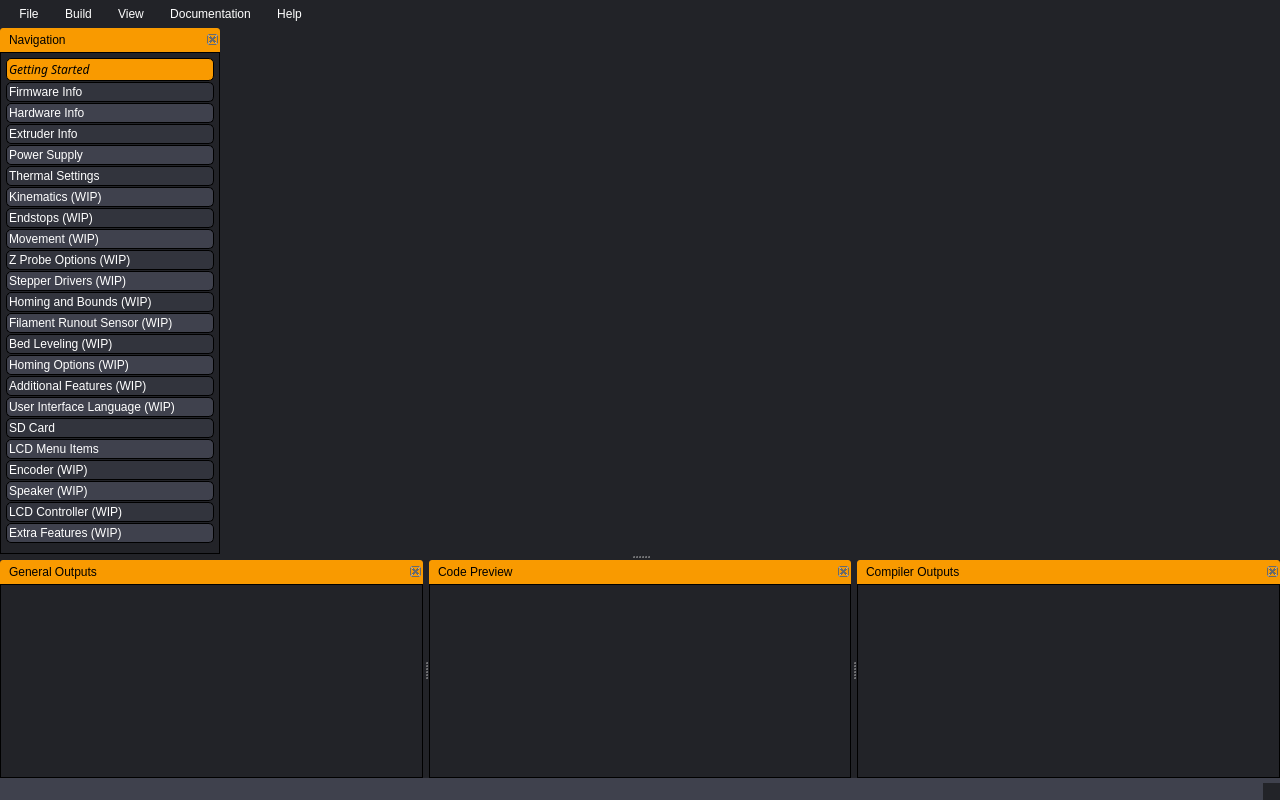
SimonBuxx/iloop-marlin-configurator, file gui/MainWindow.ui: the form before one commit.
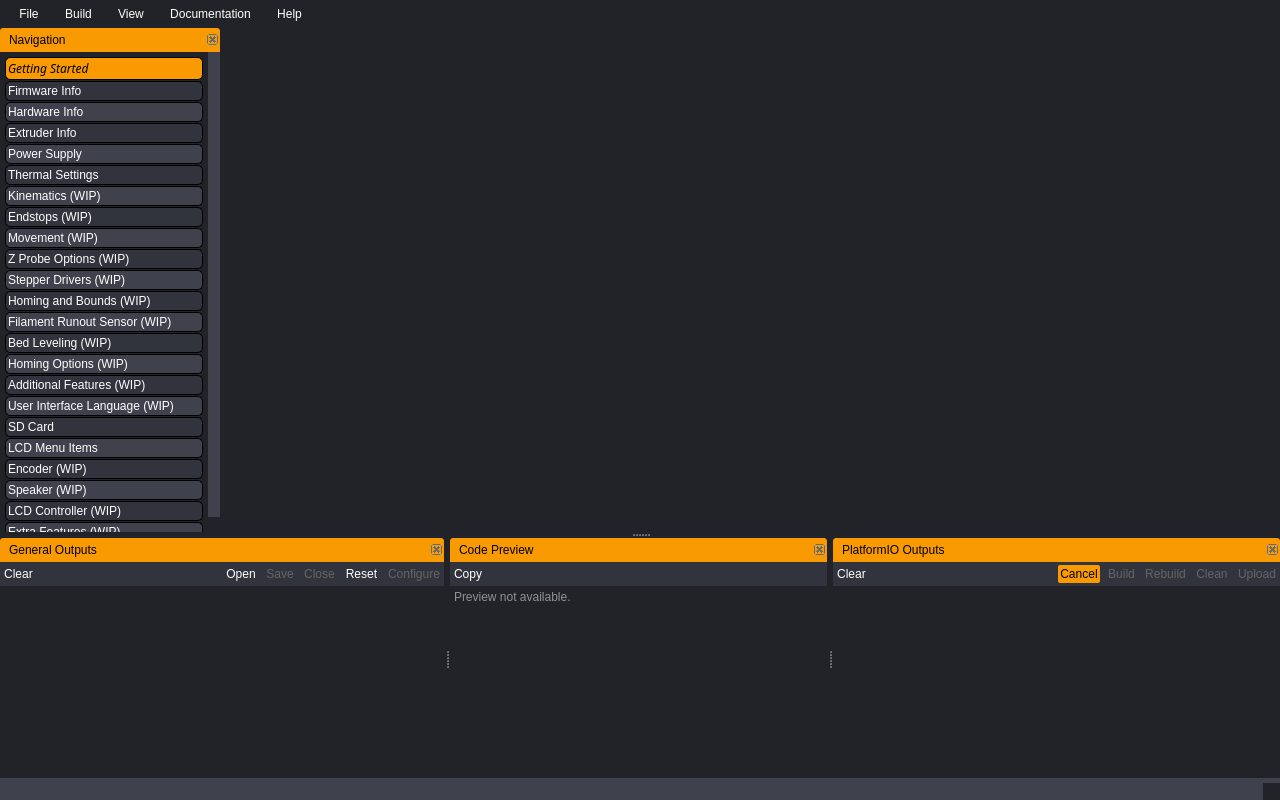
The form after the commit. Icons and pictures are not drawn. Custom widgets are drawn as their Qt base class.

```diff
--- a/gui/MainWindow.ui
+++ b/gui/MainWindow.ui
@@ -1915,7 +1915,7 @@
                    <x>0</x>
                    <y>0</y>
                    <width>1059</width>
-                   <height>528</height>
+                   <height>506</height>
                   </rect>
                  </property>
                  <layout class="QGridLayout" name="gridLayout_46">
@@ -2042,7 +2042,7 @@
    </property>
    <property name="styleSheet">
     <string notr="true">QScrollArea {
-	border: 1px solid black;
+	border: none;
 }</string>
    </property>
    <property name="features">
@@ -2133,7 +2133,7 @@
          <rect>
           <x>0</x>
           <y>0</y>
-          <width>206</width>
+          <width>208</width>
           <height>631</height>
          </rect>
         </property>
@@ -2796,7 +2796,7 @@
    </property>
    <property name="styleSheet">
     <string notr="true">QScrollArea {
-	border: 1px solid black;
+	border: none;
 }</string>
    </property>
    <property name="features">
@@ -2847,11 +2847,14 @@
          <rect>
           <x>0</x>
           <y>0</y>
-          <width>424</width>
-          <height>192</height>
+          <width>438</width>
+          <height>216</height>
          </rect>
         </property>
-        <layout class="QGridLayout" name="gridLayout_17">
+        <property name="styleSheet">
+         <string notr="true"/>
+        </property>
+        <layout class="QGridLayout" name="gridLayout_17" rowstretch="0,1">
          <property name="leftMargin">
           <number>0</number>
          </property>
@@ -2864,7 +2867,10 @@
          <property name="bottomMargin">
           <number>0</number>
          </property>
-         <item row="0" column="0">
+         <property name="spacing">
+          <number>0</number>
+         </property>
+         <item row="1" column="1">
           <widget class="QTextBrowser" name="uLogConsole">
            <property name="sizePolicy">
             <sizepolicy hsizetype="Expanding" vsizetype="Ignored">
@@ -2876,7 +2882,6 @@
             <string notr="true">QTextBrowser {
 	font-family: &quot;Source Code Pro&quot;;
     selection-background-color: rgb(63, 65, 77);
-	padding: 5px;
 }
 </string>
            </property>
@@ -2894,10 +2899,167 @@
 li.unchecked::marker { content: &quot;\2610&quot;; }
 li.checked::marker { content: &quot;\2612&quot;; }
 &lt;/style&gt;&lt;/head&gt;&lt;body style=&quot; font-family:'Source Code Pro'; font-size:9pt; font-weight:400; font-style:normal;&quot;&gt;
-&lt;p style=&quot;-qt-paragraph-type:empty; margin-top:0px; margin-bottom:0px; margin-left:0px; margin-right:0px; -qt-block-indent:0; text-indent:0px; font-family:'Segoe UI';&quot;&gt;&lt;br /&gt;&lt;/p&gt;&lt;/body&gt;&lt;/html&gt;</string>
+&lt;p style=&quot;-qt-paragraph-type:empty; margin-top:0px; margin-bottom:0px; margin-left:0px; margin-right:0px; -qt-block-indent:0; text-indent:0px;&quot;&gt;&lt;br /&gt;&lt;/p&gt;&lt;/body&gt;&lt;/html&gt;</string>
            </property>
           </widget>
          </item>
+         <item row="0" column="0" colspan="2">
+          <widget class="QWidget" name="widget_2" native="true">
+           <property name="styleSheet">
+            <string notr="true">QWidget {
+	background: rgb(50, 52, 61);
+}
+
+QPushButton {
+	background: rgb(50, 52, 61);
+	color: white;
+	padding: 2px;
+    border-radius: 2px;
+}
+
+QPushButton::hover {
+	  background: rgb(63, 65, 77);
+}
+
+QPushButton::pressed {
+	  background: rgb(75, 77, 91);
+}
+
+QPushButton::disabled {
+	  color: rgb(100, 100, 100);
+}</string>
+           </property>
+           <layout class="QGridLayout" name="gridLayout_58">
+            <property name="leftMargin">
+             <number>2</number>
+            </property>
+            <property name="topMargin">
+             <number>2</number>
+            </property>
+            <property name="rightMargin">
+             <number>2</number>
+            </property>
+            <property name="bottomMargin">
+             <number>2</number>
+            </property>
+            <property name="horizontalSpacing">
+             <number>6</number>
+            </property>
+            <property name="verticalSpacing">
+             <number>0</number>
+            </property>
+            <item row="0" column="2">
+             <widget class="QPushButton" name="uOpenWorkspaceButton">
+              <property name="toolTip">
+               <string>Open Workspace [Ctrl+O]</string>
+              </property>
+              <property name="text">
+               <string>Open</string>
+              </property>
+              <property name="icon">
+               <iconset resource="../resources/resources.qrc">
+                <normaloff>:/file_open_FILL0_wght100_GRAD0_opsz20.svg</normaloff>:/file_open_FILL0_wght100_GRAD0_opsz20.svg</iconset>
+              </property>
+             </widget>
+            </item>
+            <item row="0" column="3">
+             <widget class="QPushButton" name="uSaveWorkspaceButton">
+              <property name="enabled">
+               <bool>false</bool>
+              </property>
+              <property name="toolTip">
+               <string>Save Workspace [Ctrl+S]</string>
+              </property>
+              <property name="text">
+               <string>Save</string>
+              </property>
+              <property name="icon">
+               <iconset resource="../resources/resources.qrc">
+                <normaloff>:/save_FILL0_wght100_GRAD0_opsz20.svg</normaloff>:/save_FILL0_wght100_GRAD0_opsz20.svg</iconset>
+              </property>
+             </widget>
+            </item>
+            <item row="0" column="6">
+             <widget class="QPushButton" name="uConfigureButton">
+              <property name="enabled">
+               <bool>false</bool>
+              </property>
+              <property name="toolTip">
+               <string>Configure [F5]</string>
+              </property>
+              <property name="text">
+               <string>Configure</string>
+              </property>
+              <property name="icon">
+               <iconset resource="../resources/resources.qrc">
+                <normaloff>:/settings_suggest_FILL0_wght100_GRAD0_opsz20.svg</normaloff>:/settings_suggest_FILL0_wght100_GRAD0_opsz20.svg</iconset>
+              </property>
+             </widget>
+            </item>
+            <item row="0" column="5">
+             <widget class="QPushButton" name="uResetConfigurationButton">
+              <property name="enabled">
+               <bool>true</bool>
+              </property>
+              <property name="toolTip">
+               <string>Reset Configuration</string>
+              </property>
+              <property name="text">
+               <string>Reset</string>
+              </property>
+              <property name="icon">
+               <iconset resource="../resources/resources.qrc">
+                <normaloff>:/restart_alt_FILL0_wght100_GRAD0_opsz20.svg</normaloff>:/restart_alt_FILL0_wght100_GRAD0_opsz20.svg</iconset>
+              </property>
+             </widget>
+            </item>
+            <item row="0" column="1">
+             <spacer name="horizontalSpacer_2">
+              <property name="orientation">
+               <enum>Qt::Horizontal</enum>
+              </property>
+              <property name="sizeHint" stdset="0">
+               <size>
+                <width>40</width>
+                <height>20</height>
+               </size>
+              </property>
+             </spacer>
+            </item>
+            <item row="0" column="4">
+             <widget class="QPushButton" name="uCloseWorkspaceButton">
+              <property name="enabled">
+               <bool>false</bool>
+              </property>
+              <property name="toolTip">
+               <string>Close Workspace</string>
+              </property>
+              <property name="text">
+               <string>Close</string>
+              </property>
+              <property name="icon">
+               <iconset resource="../resources/resources.qrc">
+                <normaloff>:/close_FILL0_wght100_GRAD0_opsz20_white.svg</normaloff>:/close_FILL0_wght100_GRAD0_opsz20_white.svg</iconset>
+              </property>
+             </widget>
+            </item>
+            <item row="0" column="0">
+             <widget class="QPushButton" name="uClearGeneralOutputsButton">
+              <property name="toolTip">
+               <string>Clear Console</string>
+              </property>
+              <property name="text">
+               <string>Clear</string>
+              </property>
+              <property name="icon">
+               <iconset resource="../resources/resources.qrc">
+                <normaloff>:/mop_FILL0_wght100_GRAD0_opsz20.svg</normaloff>:/mop_FILL0_wght100_GRAD0_opsz20.svg</iconset>
+              </property>
+             </widget>
+            </item>
+           </layout>
+          </widget>
+         </item>
         </layout>
        </widget>
       </widget>
@@ -2918,7 +3080,7 @@
    </property>
    <property name="styleSheet">
     <string notr="true">QScrollArea {
-	border: 1px solid black;
+	border: none;
 }</string>
    </property>
    <property name="features">
@@ -2969,11 +3131,11 @@
          <rect>
           <x>0</x>
           <y>0</y>
-          <width>424</width>
-          <height>192</height>
+          <width>388</width>
+          <height>216</height>
          </rect>
         </property>
-        <layout class="QGridLayout" name="gridLayout_18">
+        <layout class="QGridLayout" name="gridLayout_18" rowstretch="0,1">
          <property name="leftMargin">
           <number>0</number>
          </property>
@@ -2986,7 +3148,10 @@
          <property name="bottomMargin">
           <number>0</number>
          </property>
-         <item row="0" column="0">
+         <property name="spacing">
+          <number>0</number>
+         </property>
+         <item row="1" column="0">
           <widget class="QTextEdit" name="uPreviewEdit">
            <property name="sizePolicy">
             <sizepolicy hsizetype="Expanding" vsizetype="Expanding">
@@ -2994,12 +3159,237 @@
              <verstretch>0</verstretch>
             </sizepolicy>
            </property>
+           <property name="palette">
+            <palette>
+             <active>
+              <colorrole role="WindowText">
+               <brush brushstyle="SolidPattern">
+                <color alpha="255">
+                 <red>255</red>
+                 <green>255</green>
+                 <blue>255</blue>
+                </color>
+               </brush>
+              </colorrole>
+              <colorrole role="Button">
+               <brush brushstyle="SolidPattern">
+                <color alpha="255">
+                 <red>34</red>
+                 <green>35</green>
+                 <blue>40</blue>
+                </color>
+               </brush>
+              </colorrole>
+              <colorrole role="Text">
+               <brush brushstyle="SolidPattern">
+                <color alpha="255">
+                 <red>255</red>
+                 <green>255</green>
+                 <blue>255</blue>
+                </color>
+               </brush>
+              </colorrole>
+              <colorrole role="ButtonText">
+               <brush brushstyle="SolidPattern">
+                <color alpha="255">
+                 <red>255</red>
+                 <green>255</green>
+                 <blue>255</blue>
+                </color>
+               </brush>
+              </colorrole>
+              <colorrole role="Base">
+               <brush brushstyle="SolidPattern">
+                <color alpha="255">
+                 <red>34</red>
+                 <green>35</green>
+                 <blue>40</blue>
+                </color>
+               </brush>
+              </colorrole>
+              <colorrole role="Window">
+               <brush brushstyle="SolidPattern">
+                <color alpha="255">
+                 <red>34</red>
+                 <green>35</green>
+                 <blue>40</blue>
+                </color>
+               </brush>
+              </colorrole>
+              <colorrole role="Highlight">
+               <brush brushstyle="SolidPattern">
+                <color alpha="255">
+                 <red>63</red>
+                 <green>65</green>
+                 <blue>77</blue>
+                </color>
+               </brush>
+              </colorrole>
+              <colorrole role="PlaceholderText">
+               <brush brushstyle="SolidPattern">
+                <color alpha="128">
+                 <red>255</red>
+                 <green>255</green>
+                 <blue>255</blue>
+                </color>
+               </brush>
+              </colorrole>
+             </active>
+             <inactive>
+              <colorrole role="WindowText">
+               <brush brushstyle="SolidPattern">
+                <color alpha="255">
+                 <red>255</red>
+                 <green>255</green>
+                 <blue>255</blue>
+                </color>
+               </brush>
+              </colorrole>
+              <colorrole role="Button">
+               <brush brushstyle="SolidPattern">
+                <color alpha="255">
+                 <red>34</red>
+                 <green>35</green>
+                 <blue>40</blue>
+                </color>
+               </brush>
+              </colorrole>
+              <colorrole role="Text">
+               <brush brushstyle="SolidPattern">
+                <color alpha="255">
+                 <red>255</red>
+                 <green>255</green>
+                 <blue>255</blue>
+                </color>
+               </brush>
+              </colorrole>
+              <colorrole role="ButtonText">
+               <brush brushstyle="SolidPattern">
+                <color alpha="255">
+                 <red>255</red>
+                 <green>255</green>
+                 <blue>255</blue>
+                </color>
+               </brush>
+              </colorrole>
+              <colorrole role="Base">
+               <brush brushstyle="SolidPattern">
+                <color alpha="255">
+                 <red>34</red>
+                 <green>35</green>
+                 <blue>40</blue>
+                </color>
+               </brush>
+              </colorrole>
+              <colorrole role="Window">
+               <brush brushstyle="SolidPattern">
+                <color alpha="255">
+                 <red>34</red>
+                 <green>35</green>
+                 <blue>40</blue>
+                </color>
+               </brush>
+              </colorrole>
+              <colorrole role="Highlight">
+               <brush brushstyle="SolidPattern">
+                <color alpha="255">
+                 <red>63</red>
+                 <green>65</green>
+                 <blue>77</blue>
+                </color>
+               </brush>
+              </colorrole>
+              <colorrole role="PlaceholderText">
+               <brush brushstyle="SolidPattern">
+                <color alpha="128">
+                 <red>255</red>
+                 <green>255</green>
+                 <blue>255</blue>
+                </color>
+               </brush>
+              </colorrole>
+             </inactive>
+             <disabled>
+              <colorrole role="WindowText">
+               <brush brushstyle="SolidPattern">
+                <color alpha="255">
+                 <red>255</red>
+                 <green>255</green>
+                 <blue>255</blue>
+                </color>
+               </brush>
+              </colorrole>
+              <colorrole role="Button">
+               <brush brushstyle="SolidPattern">
+                <color alpha="255">
+                 <red>34</red>
+                 <green>35</green>
+                 <blue>40</blue>
+                </color>
+               </brush>
+              </colorrole>
+              <colorrole role="Text">
+               <brush brushstyle="SolidPattern">
+                <color alpha="255">
+                 <red>255</red>
+                 <green>255</green>
+                 <blue>255</blue>
+                </color>
+               </brush>
+              </colorrole>
+              <colorrole role="ButtonText">
+               <brush brushstyle="SolidPattern">
+                <color alpha="255">
+                 <red>255</red>
+                 <green>255</green>
+                 <blue>255</blue>
+                </color>
+               </brush>
+              </colorrole>
+              <colorrole role="Base">
+               <brush brushstyle="SolidPattern">
+                <color alpha="255">
+                 <red>34</red>
+                 <green>35</green>
+                 <blue>40</blue>
+                </color>
+               </brush>
+              </colorrole>
+              <colorrole role="Window">
+               <brush brushstyle="SolidPattern">
+                <color alpha="255">
+                 <red>34</red>
+                 <green>35</green>
+                 <blue>40</blue>
+                </color>
+               </brush>
+              </colorrole>
+              <colorrole role="Highlight">
+               <brush brushstyle="SolidPattern">
+                <color alpha="255">
+                 <red>63</red>
+                 <green>65</green>
+                 <blue>77</blue>
+                </color>
+               </brush>
+              </colorrole>
+              <colorrole role="PlaceholderText">
+               <brush brushstyle="SolidPattern">
+                <color alpha="128">
+                 <red>255</red>
+                 <green>255</green>
+                 <blue>255</blue>
+                </color>
+               </brush>
+              </colorrole>
+             </disabled>
+            </palette>
+           </property>
            <property name="styleSheet">
             <string notr="true">QTextEdit {
 	font-family: &quot;Source Code Pro&quot;;
-	color: white;
     selection-background-color: rgb(63, 65, 77);
-	padding: 5px;
+	color: white;
 }</string>
            </property>
            <property name="frameShape">
@@ -3011,6 +3401,78 @@
            <property name="readOnly">
             <bool>true</bool>
            </property>
+           <property name="placeholderText">
+            <string>Preview not available.</string>
+           </property>
+          </widget>
+         </item>
+         <item row="0" column="0">
+          <widget class="QWidget" name="widget_3" native="true">
+           <property name="styleSheet">
+            <string notr="true">QWidget {
+	background: rgb(50, 52, 61);
+}
+
+QPushButton {
+	background: rgb(50, 52, 61);
+	color: white;
+	padding: 2px;
+    border-radius: 2px;
+}
+
+QPushButton::hover {
+	  background: rgb(63, 65, 77);
+}
+
+QPushButton::pressed {
+	  background: rgb(75, 77, 91);
+}
+
+QPushButton::disabled {
+	  color: rgb(100, 100, 100);
+}</string>
+           </property>
+           <layout class="QGridLayout" name="gridLayout_59">
+            <property name="leftMargin">
+             <number>2</number>
+            </property>
+            <property name="topMargin">
+             <number>2</number>
+            </property>
+            <property name="rightMargin">
+             <number>2</number>
+            </property>
+            <property name="bottomMargin">
+             <number>2</number>
+            </property>
+            <item row="1" column="1">
+             <spacer name="horizontalSpacer_3">
+              <property name="orientation">
+               <enum>Qt::Horizontal</enum>
+              </property>
+              <property name="sizeHint" stdset="0">
+               <size>
+                <width>40</width>
+                <height>20</height>
+               </size>
+              </property>
+             </spacer>
+            </item>
+            <item row="1" column="0">
+             <widget class="QPushButton" name="uCopyCodePreviewButton">
+              <property name="toolTip">
+               <string>Copy To Clipboard</string>
+              </property>
+              <property name="text">
+               <string>Copy</string>
+              </property>
+              <property name="icon">
+               <iconset resource="../resources/resources.qrc">
+                <normaloff>:/content_copy_FILL0_wght100_GRAD0_opsz20.svg</normaloff>:/content_copy_FILL0_wght100_GRAD0_opsz20.svg</iconset>
+              </property>
+             </widget>
+            </item>
+           </layout>
           </widget>
          </item>
         </layout>
@@ -3026,14 +3488,14 @@
    </property>
    <property name="styleSheet">
     <string notr="true">QScrollArea {
-	border: 1px solid black;
+	border: none;
 }</string>
    </property>
    <property name="features">
     <set>QDockWidget::DockWidgetClosable|QDockWidget::DockWidgetMovable</set>
    </property>
    <property name="windowTitle">
-    <string>Compiler Outputs</string>
+    <string>PlatformIO Outputs</string>
    </property>
    <attribute name="dockWidgetArea">
     <number>8</number>
@@ -3062,8 +3524,8 @@
          <rect>
           <x>0</x>
           <y>0</y>
-          <width>424</width>
-          <height>192</height>
+          <width>452</width>
+          <height>216</height>
          </rect>
         </property>
         <layout class="QGridLayout" name="gridLayout_22">
@@ -3079,13 +3541,15 @@
          <property name="bottomMargin">
           <number>0</number>
          </property>
-         <item row="0" column="0">
+         <property name="spacing">
+          <number>0</number>
+         </property>
+         <item row="1" column="0">
           <widget class="QTextBrowser" name="uCompilerConsole">
            <property name="styleSheet">
             <string notr="true">QTextBrowser {
 	font-family: &quot;Source Code Pro&quot;;
     selection-background-color: rgb(63, 65, 77);
-	padding: 5px;
 	color: white;
 }
 </string>
@@ -3108,6 +3572,182 @@
            </property>
           </widget>
          </item>
+         <item row="0" column="0">
+          <widget class="QWidget" name="widget" native="true">
+           <property name="styleSheet">
+            <string notr="true">QWidget {
+	background: rgb(50, 52, 61);
+}
+
+QPushButton {
+	background: rgb(50, 52, 61);
+	color: white;
+	padding: 2px;
+    border-radius: 2px;
+}
+
+QPushButton::hover {
+	  background: rgb(63, 65, 77);
+}
+
+QPushButton::pressed {
+	  background: rgb(75, 77, 91);
+}
+
+QPushButton::disabled {
+	  color: rgb(100, 100, 100);
+}</string>
+           </property>
+           <layout class="QGridLayout" name="gridLayout_57">
+            <property name="leftMargin">
+             <number>2</number>
+            </property>
+            <property name="topMargin">
+             <number>2</number>
+            </property>
+            <property name="rightMargin">
+             <number>2</number>
+            </property>
+            <property name="bottomMargin">
+             <number>2</number>
+            </property>
+            <property name="horizontalSpacing">
+             <number>6</number>
+            </property>
+            <property name="verticalSpacing">
+             <number>0</number>
+            </property>
+            <item row="0" column="6">
+             <widget class="QPushButton" name="uUploadButton">
+              <property name="enabled">
+               <bool>false</bool>
+              </property>
+              <property name="toolTip">
+               <string>Upload [F7]</string>
+              </property>
+              <property name="text">
+               <string>Upload</string>
+              </property>
+              <property name="icon">
+               <iconset resource="../resources/resources.qrc">
+                <normaloff>:/upload_FILL0_wght100_GRAD0_opsz20.svg</normaloff>:/upload_FILL0_wght100_GRAD0_opsz20.svg</iconset>
+              </property>
+             </widget>
+            </item>
+            <item row="0" column="3">
+             <widget class="QPushButton" name="uBuildButton">
+              <property name="enabled">
+               <bool>false</bool>
+              </property>
+              <property name="sizePolicy">
+               <sizepolicy hsizetype="Fixed" vsizetype="Fixed">
+                <horstretch>0</horstretch>
+                <verstretch>0</verstretch>
+               </sizepolicy>
+              </property>
+              <property name="toolTip">
+               <string>Build [Ctrl+R]</string>
+              </property>
+              <property name="text">
+               <string>Build</string>
+              </property>
+              <property name="icon">
+               <iconset resource="../resources/resources.qrc">
+                <normaloff>:/build_FILL0_wght100_GRAD0_opsz20.svg</normaloff>:/build_FILL0_wght100_GRAD0_opsz20.svg</iconset>
+              </property>
+             </widget>
+            </item>
+            <item row="0" column="5">
+             <widget class="QPushButton" name="uCleanButton">
+              <property name="enabled">
+               <bool>false</bool>
+              </property>
+              <property name="toolTip">
+               <string>Clean [F6]</string>
+              </property>
+              <property name="text">
+               <string>Clean</string>
+              </property>
+              <property name="icon">
+               <iconset resource="../resources/resources.qrc">
+                <normaloff>:/mop_FILL0_wght100_GRAD0_opsz20.svg</normaloff>:/mop_FILL0_wght100_GRAD0_opsz20.svg</iconset>
+              </property>
+             </widget>
+            </item>
+            <item row="0" column="1">
+             <spacer name="horizontalSpacer">
+              <property name="orientation">
+               <enum>Qt::Horizontal</enum>
+              </property>
+              <property name="sizeHint" stdset="0">
+               <size>
+                <width>40</width>
+                <height>20</height>
+               </size>
+              </property>
+             </spacer>
+            </item>
+            <item row="0" column="4">
+             <widget class="QPushButton" name="uRebuildButton">
+              <property name="enabled">
+               <bool>false</bool>
+              </property>
+              <property name="toolTip">
+               <string>Rebuild [Ctrl+Shift+R]</string>
+              </property>
+              <property name="text">
+               <string>Rebuild</string>
+              </property>
+              <property name="icon">
+               <iconset resource="../resources/resources.qrc">
+                <normaloff>:/handyman_FILL0_wght100_GRAD0_opsz20.svg</normaloff>:/handyman_FILL0_wght100_GRAD0_opsz20.svg</iconset>
+              </property>
+             </widget>
+            </item>
+            <item row="0" column="2">
+             <widget class="QPushButton" name="uCancelButton">
+              <property name="enabled">
+               <bool>true</bool>
+              </property>
+              <property name="toolTip">
+               <string>Cancel Execution</string>
+              </property>
+              <property name="styleSheet">
+               <string notr="true">QPushButton {
+	background: rgb(249, 154, 0);
+	color: black;
+}
+
+QPushButton::hover {
+	background: rgb(223, 138, 0);
+}</string>
+              </property>
+              <property name="text">
+               <string>Cancel</string>
+              </property>
+              <property name="icon">
+               <iconset resource="../resources/resources.qrc">
+                <normaloff>:/close_FILL0_wght100_GRAD0_opsz20.svg</normaloff>:/close_FILL0_wght100_GRAD0_opsz20.svg</iconset>
+              </property>
+             </widget>
+            </item>
+            <item row="0" column="0">
+             <widget class="QPushButton" name="uClearCompilerOutputsButton">
+              <property name="toolTip">
+               <string>Clear Console</string>
+              </property>
+              <property name="text">
+               <string>Clear</string>
+              </property>
+              <property name="icon">
+               <iconset resource="../resources/resources.qrc">
+                <normaloff>:/mop_FILL0_wght100_GRAD0_opsz20.svg</normaloff>:/mop_FILL0_wght100_GRAD0_opsz20.svg</iconset>
+              </property>
+             </widget>
+            </item>
+           </layout>
+          </widget>
+         </item>
         </layout>
        </widget>
       </widget>
```
Left out of the diff: 4 changed lines with no effect on the pictures.
